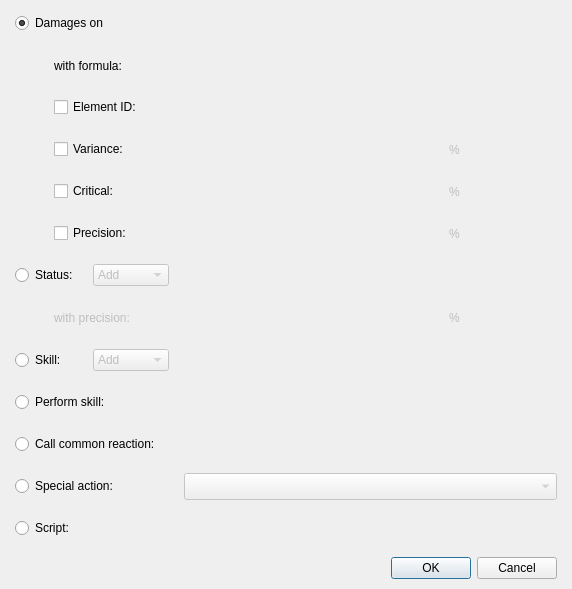
Old version of the form Dialogs/Systems/dialogsystemeffect.ui in the repository RPG-Paper-Maker/RPG-Paper-Maker.
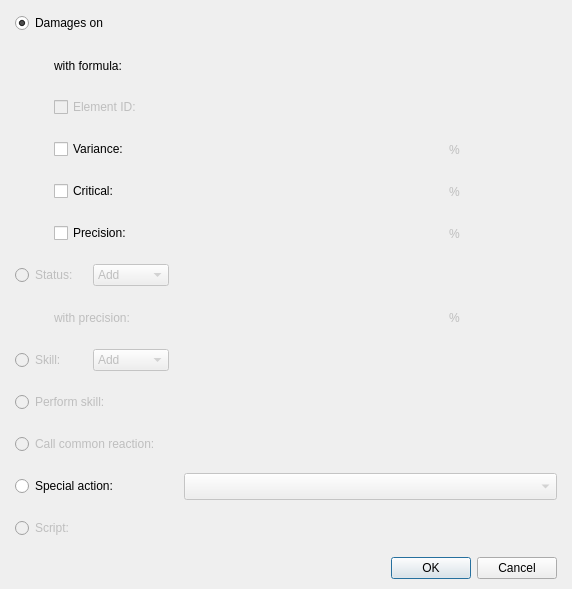
New version of the form. Custom widgets are drawn as their Qt base class.

```diff
--- a/Dialogs/Systems/dialogsystemeffect.ui
+++ b/Dialogs/Systems/dialogsystemeffect.ui
@@ -123,6 +123,9 @@
        </item>
        <item row="2" column="1" colspan="2">
         <widget class="QCheckBox" name="checkBoxElementID">
+         <property name="enabled">
+          <bool>false</bool>
+         </property>
          <property name="text">
           <string>Element ID:</string>
          </property>
@@ -309,6 +312,9 @@
        </item>
        <item row="6" column="0" colspan="2">
         <widget class="QRadioButton" name="radioButtonStatus">
+         <property name="enabled">
+          <bool>false</bool>
+         </property>
          <property name="text">
           <string>Status:</string>
          </property>
@@ -430,6 +436,9 @@
        </item>
        <item row="8" column="0" colspan="2">
         <widget class="QRadioButton" name="radioButtonAddRemoveSkill">
+         <property name="enabled">
+          <bool>false</bool>
+         </property>
          <property name="text">
           <string>Skill:</string>
          </property>
@@ -486,6 +495,9 @@
        </item>
        <item row="9" column="0" colspan="3">
         <widget class="QRadioButton" name="radioButtonPerformSkill">
+         <property name="enabled">
+          <bool>false</bool>
+         </property>
          <property name="text">
           <string>Perform skill:</string>
          </property>
@@ -512,6 +524,9 @@
        </item>
        <item row="10" column="0" colspan="3">
         <widget class="QRadioButton" name="radioButtonCallCommonReaction">
+         <property name="enabled">
+          <bool>false</bool>
+         </property>
          <property name="text">
           <string>Call common reaction:</string>
          </property>
@@ -564,6 +579,9 @@
        </item>
        <item row="12" column="0" colspan="2">
         <widget class="QRadioButton" name="radioButtonScript">
+         <property name="enabled">
+          <bool>false</bool>
+         </property>
          <property name="text">
           <string>Script:</string>
          </property>
@@ -605,18 +623,18 @@
   </layout>
  </widget>
  <customwidgets>
-  <customwidget>
-   <class>PanelDamagesKind</class>
-   <extends>QWidget</extends>
-   <header>paneldamageskind.h</header>
-   <container>1</container>
-  </customwidget>
   <customwidget>
    <class>PanelPrimitiveValue</class>
    <extends>QWidget</extends>
    <header>panelprimitivevalue.h</header>
    <container>1</container>
   </customwidget>
+  <customwidget>
+   <class>PanelDamagesKind</class>
+   <extends>QWidget</extends>
+   <header>paneldamageskind.h</header>
+   <container>1</container>
+  </customwidget>
  </customwidgets>
  <resources/>
  <connections>
```
